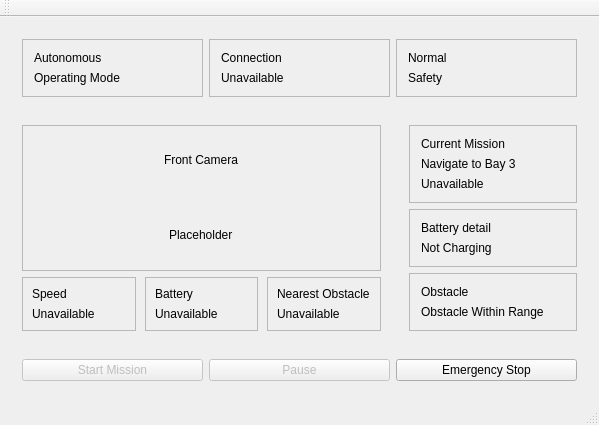
Above: src/MainWindow.ui from rijacklin/VehicleStatusGUIDemo before the change. Below: the same form after it.
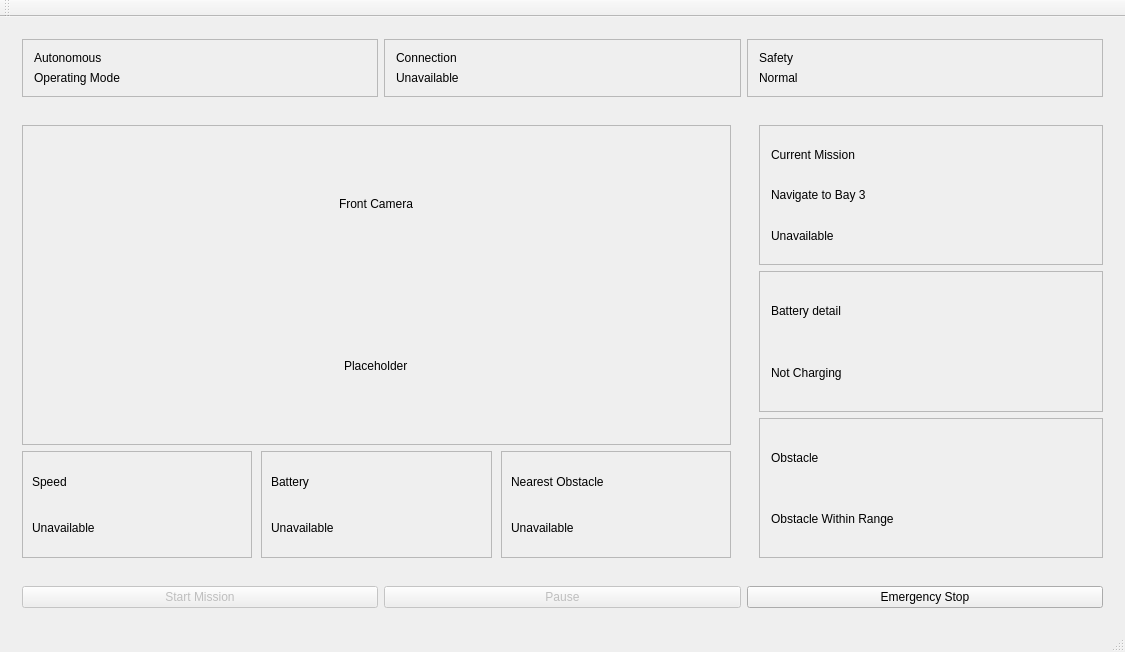
That is the form after the change.

Commit message: Add obstacle safety and stale telemetry handling.

Diff of the .ui file:
```diff
--- a/src/MainWindow.ui
+++ b/src/MainWindow.ui
@@ -6,8 +6,8 @@
    <rect>
     <x>0</x>
     <y>0</y>
-    <width>599</width>
-    <height>412</height>
+    <width>1125</width>
+    <height>652</height>
    </rect>
   </property>
   <property name="windowTitle">
@@ -82,17 +82,17 @@
           <item>
            <widget class="QLabel" name="safetyFrameHeading">
             <property name="text">
-             <string>Normal</string>
-            </property>
-           </widget>
-          </item>
-          <item>
-           <widget class="QLabel" name="safetyFrameValue">
-            <property name="text">
              <string>Safety</string>
             </property>
            </widget>
           </item>
+          <item>
+           <widget class="QLabel" name="safetyFrameValue">
+            <property name="text">
+             <string>Normal</string>
+            </property>
+           </widget>
+          </item>
          </layout>
         </widget>
        </item>
```
Left out of the diff: 2 changed lines with no effect on the pictures. The commit also changes 8 other files.
